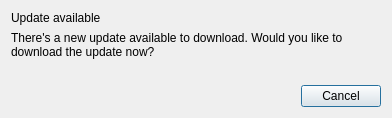
Above: HueEntertainmentCentre/Qt/updateDialog.ui from PropaneDragon/PiHueEntertainment before the change. Below: the same form after it.
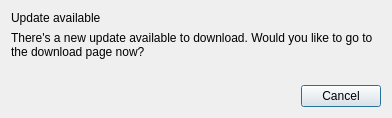
That is the form after the change.

The edit to the form file:
```diff
--- a/HueEntertainmentCentre/Qt/updateDialog.ui
+++ b/HueEntertainmentCentre/Qt/updateDialog.ui
@@ -45,7 +45,7 @@
       <item>
        <widget class="QLabel" name="label_2">
         <property name="text">
-         <string>There's a new update available to download. Would you like to download the update now?</string>
+         <string>There's a new update available to download. Would you like to go to the download page now?</string>
         </property>
         <property name="wordWrap">
          <bool>true</bool>
```
